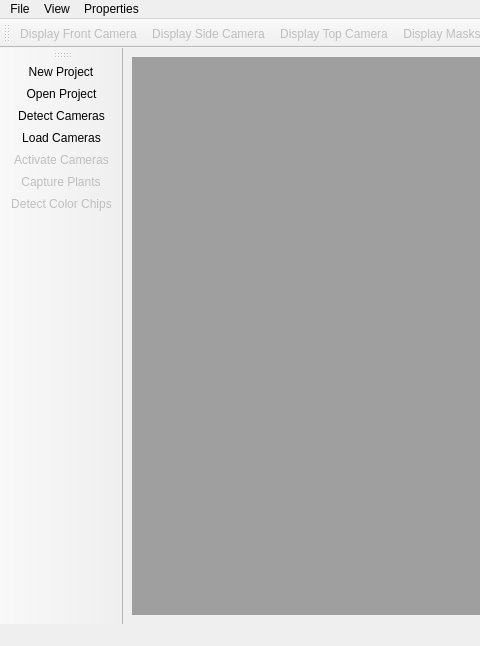
Before: the Qt Designer form mainwindow.ui in DryFrost/PhotogonMDI, drawn with Qt 5; both pictures show x 0 to 480 and y 0 to 646 of the 986 by 646 pixel window.
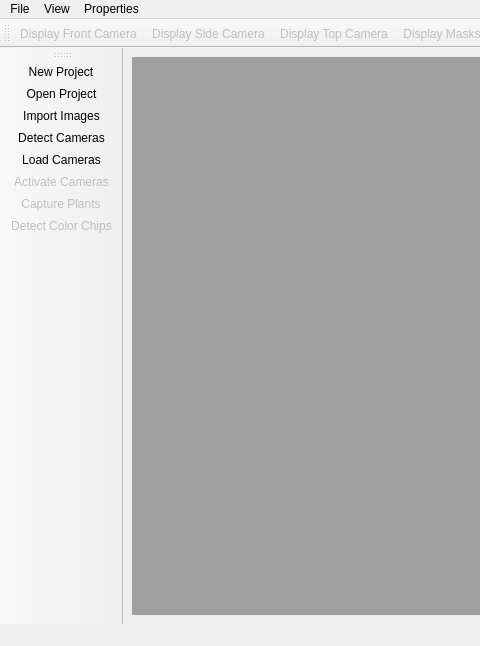
After: the same form once the commit is applied. Icons and pictures are not drawn.

Commit message: Start on manual importing of images

What changed in the file:
```diff
--- a/mainwindow.ui
+++ b/mainwindow.ui
@@ -85,6 +85,7 @@
    </attribute>
    <addaction name="actionNew_Project"/>
    <addaction name="actionOpen_Project"/>
+   <addaction name="actionImport_Images"/>
    <addaction name="actionDetect_Cameras"/>
    <addaction name="actionLoad_Cameras"/>
    <addaction name="actionActivate_Cameras"/>
@@ -286,6 +287,11 @@
     <string>Load Cameras</string>
    </property>
   </action>
+  <action name="actionImport_Images">
+   <property name="text">
+    <string>Import Images</string>
+   </property>
+  </action>
  </widget>
  <resources>
   <include location="images.qrc"/>
```
The commit also changes 16 other files.
